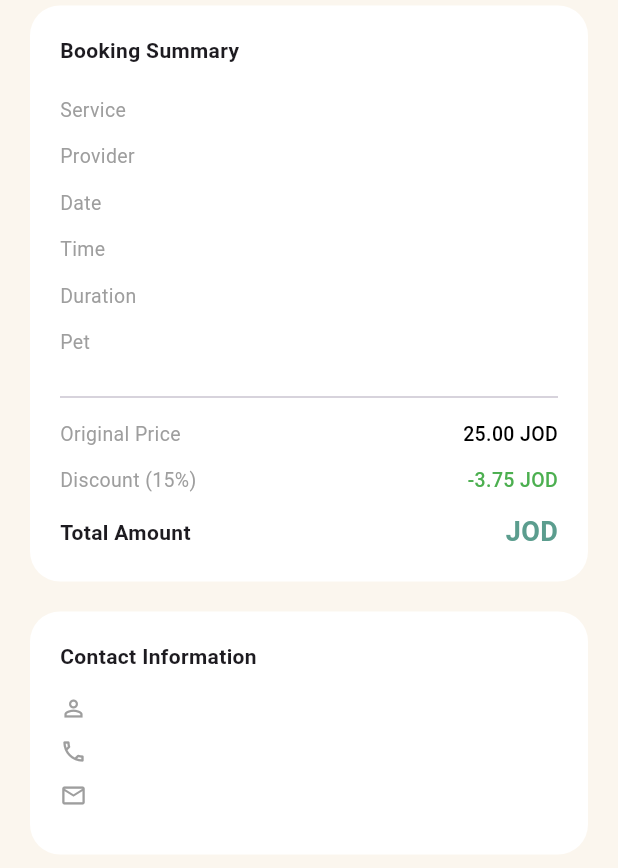
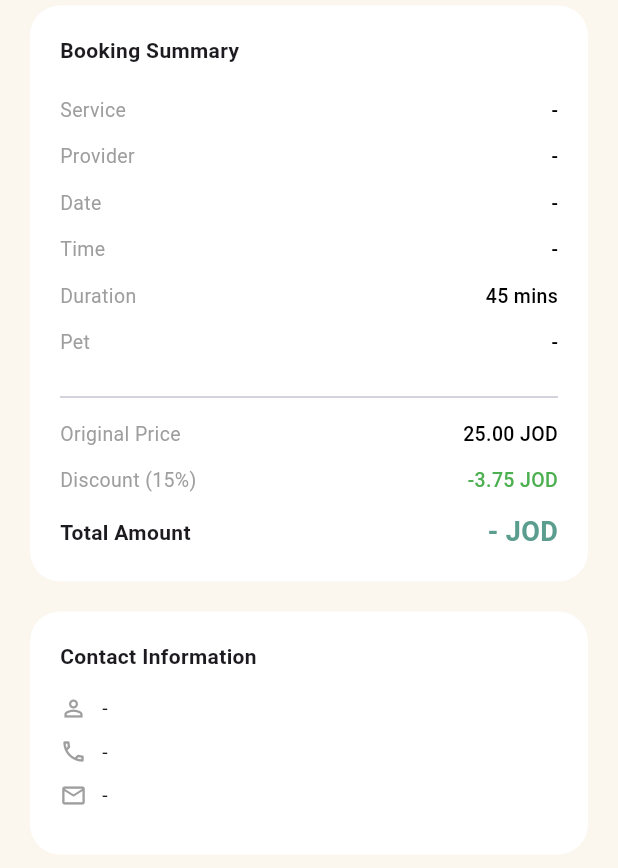
Before and after one commit to RamaAlkhatib2/pawvera, a Flutter app: the ConfirmBookingPage screen opened directly with empty values, on a phone screen of 412 x 824 dp. Shown: the part 365-1233 px from the top of the screen. Run offline on Flutter 3.47's test engine with Material 3 defaults, Android fonts, the phone set to English and light mode, and no system bars; our stand-ins replace hive, hive_flutter, image_picker, qr_flutter, table_calendar; accounts and stored records are empty.

Commit message:
pet care booking

```diff
--- a/lib/pages/pet care pages/confirm_booking_page.dart
+++ b/lib/pages/pet care pages/confirm_booking_page.dart
@@ -9,6 +9,13 @@ class ConfirmBookingPage extends StatelessWidget {
   const ConfirmBookingPage({super.key, required this.bookingData});
 
   final Color primaryGreen = const Color(0xFF5B9D8E);
+
+  String _textValue(String key, {String fallback = "-"}) {
+    final value = bookingData[key];
+    if (value == null) return fallback;
+    final text = value.toString().trim();
+    return text.isEmpty ? fallback : text;
+  }
   // 1. دالة لإظهار نافذة نجاح الحجز
   void _showSuccessDialog(BuildContext context) {
     showDialog(
@@ -27,7 +34,7 @@ class ConfirmBookingPage extends StatelessWidget {
             ),
             const SizedBox(height: 8),
             Text(
-              "Your booking for ${bookingData['pet']} has been confirmed.",
+              "Your booking for ${_textValue('pet')} has been confirmed.",
               textAlign: TextAlign.center,
               style: const TextStyle(fontSize: 12, color: Colors.grey),
             ),
@@ -43,10 +50,10 @@ class ConfirmBookingPage extends StatelessWidget {
               child: Column(
                 children: [
                   _buildDialogRow("Booking ID:", "#927928"),
-                  _buildDialogRow("Service:", bookingData['service']),
+                  _buildDialogRow("Service:", _textValue('service')),
                   _buildDialogRow(
                     "Date & Time:",
-                    "${bookingData['date']} at ${bookingData['time']}",
+                    "${_textValue('date')} at ${_textValue('time')}",
                   ),
                 ],
               ),
@@ -201,15 +208,15 @@ class ConfirmBookingPage extends StatelessWidget {
                     style: TextStyle(fontWeight: FontWeight.bold, fontSize: 14),
                   ),
                   const SizedBox(height: 20),
-                  _buildSummaryRow("Service", bookingData['service']),
-                  _buildSummaryRow("Provider", bookingData['provider']),
-                  _buildSummaryRow("Date", bookingData['date']),
-                  _buildSummaryRow("Time", bookingData['time']),
+                  _buildSummaryRow("Service", _textValue('service')),
+                  _buildSummaryRow("Provider", _textValue('provider')),
+                  _buildSummaryRow("Date", _textValue('date')),
+                  _buildSummaryRow("Time", _textValue('time')),
                   _buildSummaryRow(
                     "Duration",
-                    bookingData['duration'] ?? "45 mins",
+                    _textValue('duration', fallback: "45 mins"),
                   ),
-                  _buildSummaryRow("Pet", bookingData['pet']),
+                  _buildSummaryRow("Pet", _textValue('pet')),
                   const Divider(height: 30),
                   _buildSummaryRow("Original Price", "25.00 JOD"),
                   _buildSummaryRow(
@@ -225,7 +232,7 @@ class ConfirmBookingPage extends StatelessWidget {
                         style: TextStyle(fontWeight: FontWeight.bold),
                       ),
                       Text(
-                        "${bookingData['price']} JOD",
+                        "${_textValue('price')} JOD",
                         style: TextStyle(
                           color: primaryGreen,
                           fontWeight: FontWeight.bold,
@@ -254,9 +261,9 @@ class ConfirmBookingPage extends StatelessWidget {
                     style: TextStyle(fontWeight: FontWeight.bold, fontSize: 14),
                   ),
                   const SizedBox(height: 15),
-                  _buildContactRow(Icons.person_outline, bookingData['name']),
-                  _buildContactRow(Icons.phone_outlined, bookingData['phone']),
-                  _buildContactRow(Icons.email_outlined, bookingData['email']),
+                  _buildContactRow(Icons.person_outline, _textValue('name')),
+                  _buildContactRow(Icons.phone_outlined, _textValue('phone')),
+                  _buildContactRow(Icons.email_outlined, _textValue('email')),
                 ],
               ),
             ),
@@ -289,7 +296,7 @@ class ConfirmBookingPage extends StatelessWidget {
                   ),
                 ),
                 child: Text(
-                  "Confirm Booking (${bookingData['price']} JOD)",
+                  "Confirm Booking (${_textValue('price')} JOD)",
                   style: const TextStyle(
                     color: Colors.white,
                     fontWeight: FontWeight.bold,
```
Also changed, not shown: lib/pages/pet care pages/booking_page.dart (+11 -5 lines).
